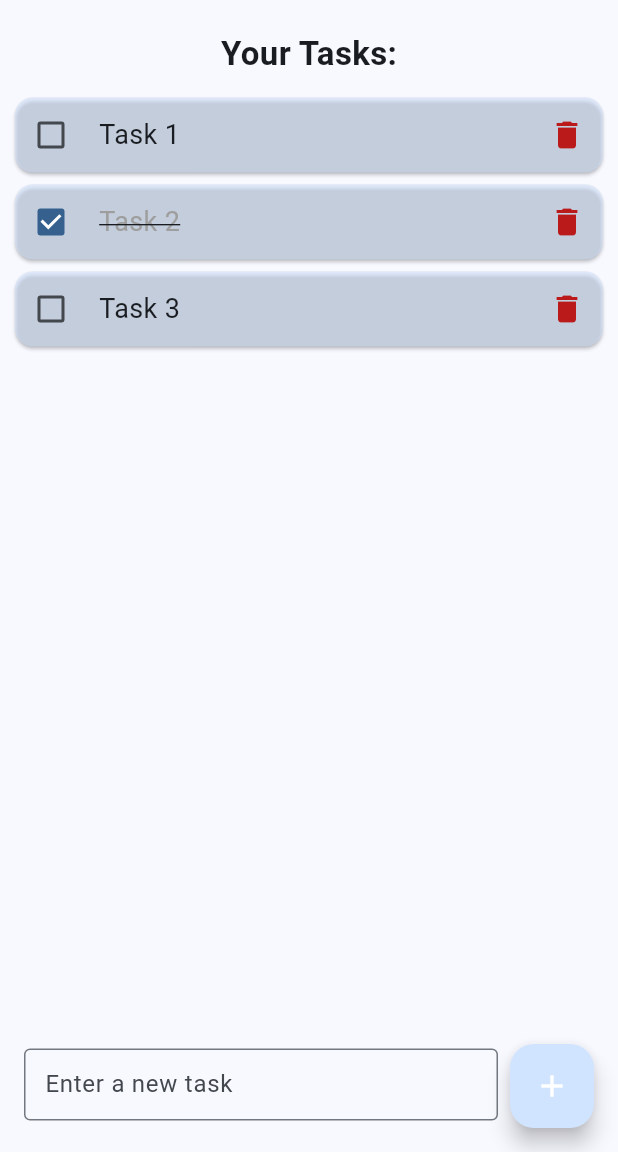
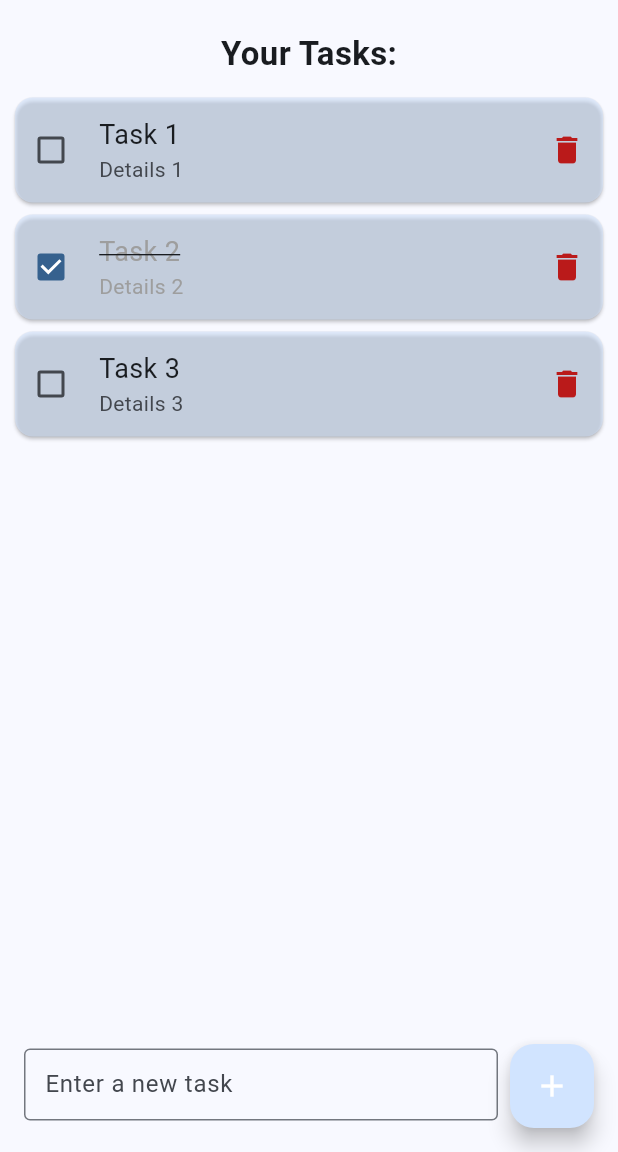
Before and after one commit to JosephDoesLinux/material_todo_list, a Flutter app: the screen it shows after launch, on a phone screen of 412 x 824 dp, the part 84-1236 px from its top. Run offline on Flutter 3.47's test engine with Material 3 defaults, Android fonts, the phone set to English and light mode, and no system bars; drawn by our look-alikes of dynamic_color.

Commit message:
removed unnecessary comments, will re-add them in a more... professional manner soon, added details section for tasks, planning to add php and sql and navigatorof

```diff
--- a/lib/home.dart
+++ b/lib/home.dart
@@ -12,28 +12,22 @@ class Home extends StatefulWidget {
 
 class _HomeState extends State<Home> {
   final List<Task> tasks = [
-    Task("Task 1", false),
-    Task("Task 2", true),
-    Task("Task 3", false),
+    Task("Task 1", "Details 1", false),
+    Task("Task 2", "Details 2", true),
+    Task("Task 3", "Details 3", false),
   ];
-  //added text editing contorller, we took that in week 7 i think
   final TextEditingController _controller = TextEditingController();
-  // underscore means private i think, hi doctor yes im doing this at midnight
 
-  //gonna reduce repition by just making an add classes, insane i know, prob void to avoid return type
   void addTask() {
     String text = _controller.text;
     if (text.trim() != '') {
-      // trim gives the text a good haircut with a low taper fade
       setState(() {
-        // set state for the thing to refresh or whatever
-        tasks.add(Task(text, false));
-        _controller.text = ''; // yes this code is human hi
+        tasks.add(Task(text, "", false));
+        _controller.text = '';
       });
     }
   }
 
-  // Added this function to handle deletion
   void deleteTask(Task task) {
     setState(() {
       tasks.remove(task);
@@ -41,36 +35,30 @@ class _HomeState extends State<Home> {
   }
 
   void toggleTask(Task task, bool? val) {
-    // as you can clearly see, the class here toggles the task, very efficient
     setState(() {
       task.isCompleted = val as bool;
     });
   }
 
-  // This is the actual function we'd use to open a URL if 'url_launcher' was installed.
-  // I made it async since launch URL requires it when something opens an outside app
   void _launchUrl() async {
-    final Uri url = Uri.parse('https://github.com/JosephDoesLinux/material_todo_list');
+    final Uri url = Uri.parse(
+      'https://github.com/JosephDoesLinux/material_todo_list',
+    );
 
-    // NOTE TO PROFESSOR: This is where we would call launchUrl(url). package we never took in class but i used google for this one
-   if (!await launchUrl(url)) {
+    if (!await launchUrl(url)) {
       throw Exception('Could not launch $url');
     }
-
   }
 
-  // function to show a message box with project details, like a fancy about page
   void _showProjectInfo(BuildContext context) {
     showDialog(
       context: context,
       builder: (BuildContext context) {
         return AlertDialog(
-          // using a standard text as the title, nothing too fancy
           title: const Text('Project Information'),
-          // using a column here so we can separate the body text and the clickable link
           content: Column(
-            mainAxisSize: MainAxisSize.min, // keep the box small, just big enough for the text
-            crossAxisAlignment: CrossAxisAlignment.start, // align the text nicely to the left
+            mainAxisSize: MainAxisSize.min,
+            crossAxisAlignment: CrossAxisAlignment.start,
             children: [
               const Text(
                 'Joseph Abou Antoun, 52330567 \nLIU Project (Phase 1)',
@@ -78,14 +66,13 @@ class _HomeState extends State<Home> {
               ),
               const SizedBox(height: 8.0),
               const Text('Source Code:'),
-              // this is the real clickable link now!
-              InkWell( // InkWell makes any widget respond to a tap
-                onTap: _launchUrl, // now we call the actual launch function
+              InkWell(
+                onTap: _launchUrl,
                 child: Text(
                   'https://github.com/JosephDoesLinux/material_todo_list',
                   style: TextStyle(
                     fontSize: 16.0,
-                    color: Theme.of(context).colorScheme.primary, // using primary color, looks exactly like a hyperlink
+                    color: Theme.of(context).colorScheme.primary,
                     decoration: TextDecoration.underline,
                   ),
                 ),
@@ -95,10 +82,12 @@ class _HomeState extends State<Home> {
           actions: <Widget>[
             TextButton(
               onPressed: () {
-                Navigator.of(context).pop(); // close the dialog
+                Navigator.of(context).pop();
               },
-              // using the theme's primary color for the button text, super Material You
-              child: Text('Close', style: TextStyle(color: Theme.of(context).colorScheme.primary)),
+              child: Text(
+                'Close',
+                style: TextStyle(color: Theme.of(context).colorScheme.primary),
+              ),
             ),
           ],
         );
@@ -108,92 +97,102 @@ class _HomeState extends State<Home> {
 
   @override
   void dispose() {
-    // we used this in classroom, i think it just deletes the controller when its not needed,
-    // looks necessary so i pasted it in
     _controller.dispose();
     super.dispose();
   }
 
   @override
   Widget build(BuildContext context) {
-    // now for the big part, the part i most likely will not explain in the presentation
-    // greatest academic comeback this semester just you wait
     return Scaffold(
       appBar: AppBar(
-        // Changed the title as requested
         title: const Text("Material To-Do List"),
-        // Removed centerTitle: true so the title is left-aligned (the modern Material 3 way)
-        // stealing the material 3 inverse primary color so it matches the pixel vibe
         backgroundColor: Theme.of(context).colorScheme.inversePrimary,
-        // yeah app bar is just the top bar, wont center it
-        // adding a list of widgets here for the action buttons
         actions: <Widget>[
-          // adding the question mark button to show the project info dialog
           IconButton(
-            icon: const Icon(Icons.help_outline), // good icon for "info"
-            onPressed: () => _showProjectInfo(context), // call the new function
+            icon: const Icon(Icons.help_outline),
+            onPressed: () => _showProjectInfo(context),
           ),
         ],
       ),
-      // we're moving the main layout into a column so we can push the input field to the bottom
       body: Column(
         children: [
-          // the list title is still at the top
           const SizedBox(height: 20.0),
-          const Text('Your Tasks:', style: TextStyle(fontSize: 22.0, fontWeight: FontWeight.bold)),
+          const Text(
+            'Your Tasks:',
+            style: TextStyle(fontSize: 22.0, fontWeight: FontWeight.bold),
+          ),
           const SizedBox(height: 10.0),
-
-          // this is the main list area, wrapped in Expanded to take up all available space
-          // using Card (which we used in Week 5) to give the items a pill-box style
           Expanded(
-            // added SingleChildScrollView just in case the list gets too long
             child: SingleChildScrollView(
               child: Column(
                 children: tasks.map((Task task) {
                   return Card(
-                    // a little margin here makes each task look like a separate pill
-                    margin: const EdgeInsets.symmetric(horizontal: 10.0, vertical: 4.0),
-                    // using primary container color for that clean Material You background look
-                    color: Theme.of(context).colorScheme.primaryContainer.withOpacity(0.5),
+                    margin: const EdgeInsets.symmetric(
+                      horizontal: 10.0,
+                      vertical: 4.0,
+                    ),
+                    color: Theme.of(
+                      context,
+                    ).colorScheme.primaryContainer.withOpacity(0.5),
                     child: Row(
-                      // changed to spaceBetween to neatly push the delete button to the edge
                       mainAxisAlignment: MainAxisAlignment.spaceBetween,
                       children: [
-                        // basic checkbox
                         Checkbox(
                           value: task.isCompleted,
                           onChanged: (bool? val) {
                             toggleTask(task, val);
                           },
-                          // Make the active color use the theme's primary color, looks more integrated
                           activeColor: Theme.of(context).colorScheme.primary,
                         ),
-                        // Display text, change color if done
-                        // apparently this part is like flex, i think we used it before but i honestly had to google this one
                         Expanded(
-                          // Adding a little horizontal padding for text cleanliness
                           child: Padding(
-                            padding: const EdgeInsets.symmetric(horizontal: 8.0, vertical: 12.0),
-                            child: Text(
-                              task.toString(),
-                              style: TextStyle(
-                                fontSize: 18.0,
-                                // Fixed: Use onSurface color for default text to ensure dark mode compatibility
-                                color: task.isCompleted ? Colors.grey : Theme.of(context).colorScheme.onSurface,
-                                decoration: task.isCompleted ? TextDecoration.lineThrough : null,
-                              ),
+                            padding: const EdgeInsets.symmetric(
+                              horizontal: 8.0,
+                              vertical: 12.0,
+                            ),
+                            child: Column(
+                              crossAxisAlignment: CrossAxisAlignment.start,
+                              children: [
+                                Text(
+                                  task.title,
+                                  style: TextStyle(
+                                    fontSize: 18.0,
+                                    color: task.isCompleted
+                                        ? Colors.grey
+                                        : Theme.of(
+                                            context,
+                                          ).colorScheme.onSurface,
+                                    decoration: task.isCompleted
+                                        ? TextDecoration.lineThrough
+                                        : null,
+                                  ),
+                                ),
+                                Text(
+                                  task.details,
+                                  maxLines: 1,
+                                  overflow: TextOverflow.ellipsis,
+                                  style: TextStyle(
+                                    fontSize: 14.0,
+                                    color: task.isCompleted
+                                        ? Colors.grey
+                                        : Theme.of(
+                                            context,
+                                          ).colorScheme.onSurfaceVariant,
+                                  ),
+                                ),
+                              ],
                             ),
                           ),
                         ),
-                        // Delete Button: Changed from an ElevatedButton to a simpler, cleaner IconButton
-                        // Used ElevatedButton, we took that Week 7, had to google most of it tho since we didnt do much
                         IconButton(
                           onPressed: () {
                             deleteTask(task);
                           },
-                          // using the system error color so it looks legit instead of just red
-                          icon: Icon(Icons.delete, color: Theme.of(context).colorScheme.error)
-                        )
+                          icon: Icon(
+                            Icons.delete,
+                            color: Theme.of(context).colorScheme.error,
+                          ),
+                        ),
                       ],
                     ),
                   );
@@ -201,14 +200,10 @@ class _HomeState extends State<Home> {
               ),
             ),
           ),
-
-          // this is the new input section at the bottom
-          // we use Padding to make sure it doesn't touch the screen edges (looks better on Pixel/Android)
           Padding(
             padding: const EdgeInsets.all(16.0),
             child: Row(
               children: [
-                // input goes here
                 Expanded(
                   child: SizedBox(
                     height: 50.0,
@@ -217,19 +212,21 @@ class _HomeState extends State<Home> {
                       decoration: const InputDecoration(
                         border: OutlineInputBorder(),
                         hintText: 'Enter a new task',
-                        // this padding helps the hint text look right in the Material You box
-                        contentPadding: EdgeInsets.symmetric(vertical: 8.0, horizontal: 10.0),
+                        contentPadding: EdgeInsets.symmetric(
+                          vertical: 8.0,
+                          horizontal: 10.0,
+                        ),
                       ),
                     ),
                   ),
                 ),
-                // this is the floating action button replacement!
-                // it looks way cleaner than a regular elevated button for adding one item
                 const SizedBox(width: 8.0),
                 FloatingActionButton(
                   onPressed: addTask,
-                  // using the theme's primary color for the icon so it changes with the Material You scheme
-                  child: Icon(Icons.add, color: Theme.of(context).colorScheme.onPrimary),
+                  child: Icon(
+                    Icons.add,
+                    color: Theme.of(context).colorScheme.onPrimary,
+                  ),
                 ),
               ],
             ),
--- a/lib/models/list.dart
+++ b/lib/models/list.dart
@@ -1,8 +1,9 @@
 class Task {
   String title;
+  String details;
   bool isCompleted;
 
-  Task(this.title, this.isCompleted);
+  Task(this.title, this.details, this.isCompleted);
 
   @override
   String toString() {
```
